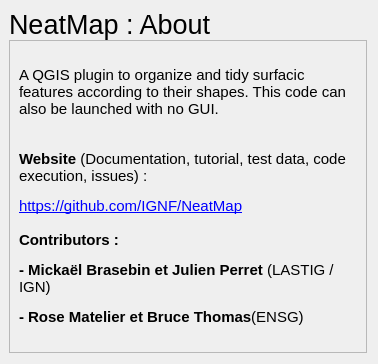
Before: the Qt Designer form neatmap_about_dialog.ui in IGNF/NeatMap, drawn with Qt 5.
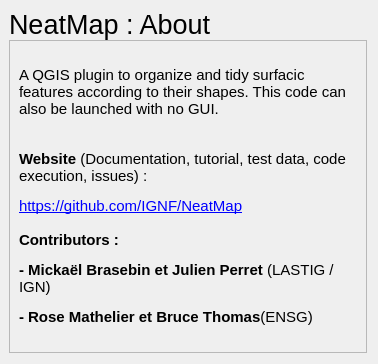
After: the same form once the commit is applied.

What changed in the file:
```diff
--- a/neatmap_about_dialog.ui
+++ b/neatmap_about_dialog.ui
@@ -112,7 +112,7 @@
          <item>
           <widget class="QLabel" name="label_4">
            <property name="text">
-            <string>&lt;html&gt;&lt;head/&gt;&lt;body&gt;&lt;p&gt;&lt;span style=&quot; font-weight:600;&quot;&gt;Contributors : &lt;/span&gt;&lt;/p&gt;&lt;p&gt;&lt;span style=&quot; font-weight:600;&quot;&gt;- Mickaël Brasebin et Julien Perret &lt;/span&gt;(LASTIG / IGN)&lt;/p&gt;&lt;p&gt;&lt;span style=&quot; font-weight:600;&quot;&gt;- Rose Matelier et Bruce Thomas&lt;/span&gt;(ENSG)&lt;span style=&quot; font-weight:600;&quot;&gt;&lt;br/&gt;&lt;/span&gt;&lt;/p&gt;&lt;/body&gt;&lt;/html&gt;</string>
+            <string>&lt;html&gt;&lt;head/&gt;&lt;body&gt;&lt;p&gt;&lt;span style=&quot; font-weight:600;&quot;&gt;Contributors : &lt;/span&gt;&lt;/p&gt;&lt;p&gt;&lt;span style=&quot; font-weight:600;&quot;&gt;- Mickaël Brasebin et Julien Perret &lt;/span&gt;(LASTIG / IGN)&lt;/p&gt;&lt;p&gt;&lt;span style=&quot; font-weight:600;&quot;&gt;- Rose Mathelier  et Bruce Thomas&lt;/span&gt;(ENSG)&lt;span style=&quot; font-weight:600;&quot;&gt;&lt;br/&gt;&lt;/span&gt;&lt;/p&gt;&lt;/body&gt;&lt;/html&gt;</string>
            </property>
            <property name="textFormat">
             <enum>Qt::RichText</enum>
```
